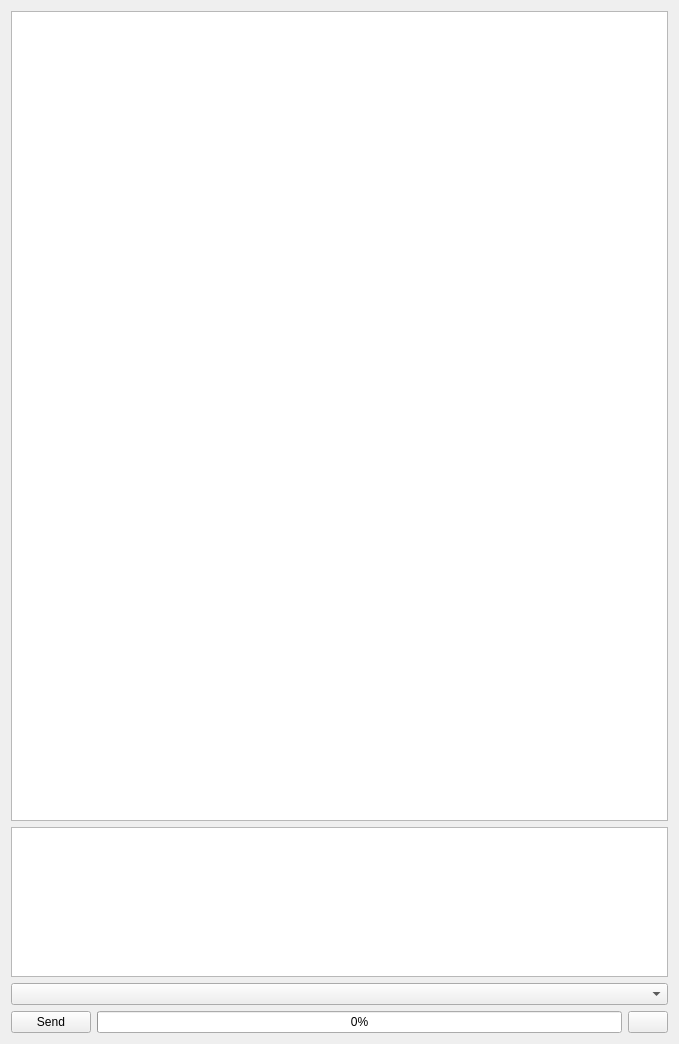
This is src/airunner/widgets/llm/templates/chat_prompt.ui in Capsize-Games/airunner as Qt 5 draws it before an edit. The edited form follows.
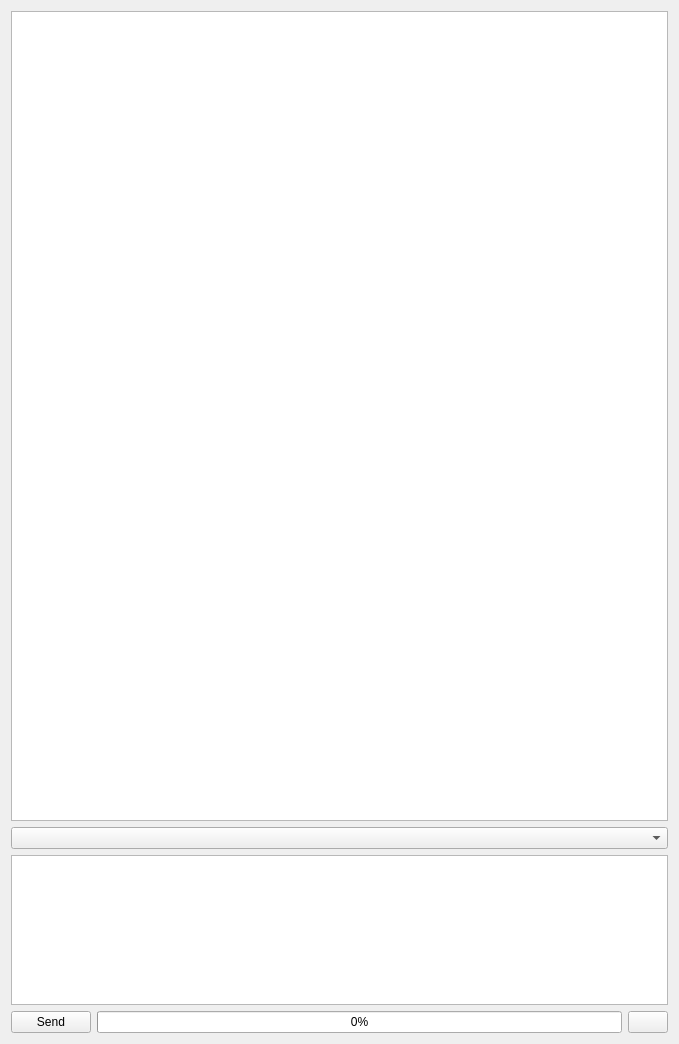
This is the edited form. Icons and pictures are not drawn.

Commit message: Fix chat prompt

The edit to the form file:
```diff
--- a/src/airunner/widgets/llm/templates/chat_prompt.ui
+++ b/src/airunner/widgets/llm/templates/chat_prompt.ui
@@ -89,7 +89,7 @@
      </widget>
     </widget>
    </item>
-   <item row="2" column="0" colspan="2">
+   <item row="3" column="0" colspan="2">
     <widget class="QPlainTextEdit" name="prompt">
      <property name="sizePolicy">
       <sizepolicy hsizetype="Expanding" vsizetype="Maximum">
@@ -111,7 +111,7 @@
      </property>
     </widget>
    </item>
-   <item row="5" column="0" colspan="2">
+   <item row="2" column="0" colspan="2">
     <widget class="QComboBox" name="action"/>
    </item>
   </layout>
```
Left out of the diff: 36 changed lines with no effect on the pictures. The commit also changes 1 other file.
